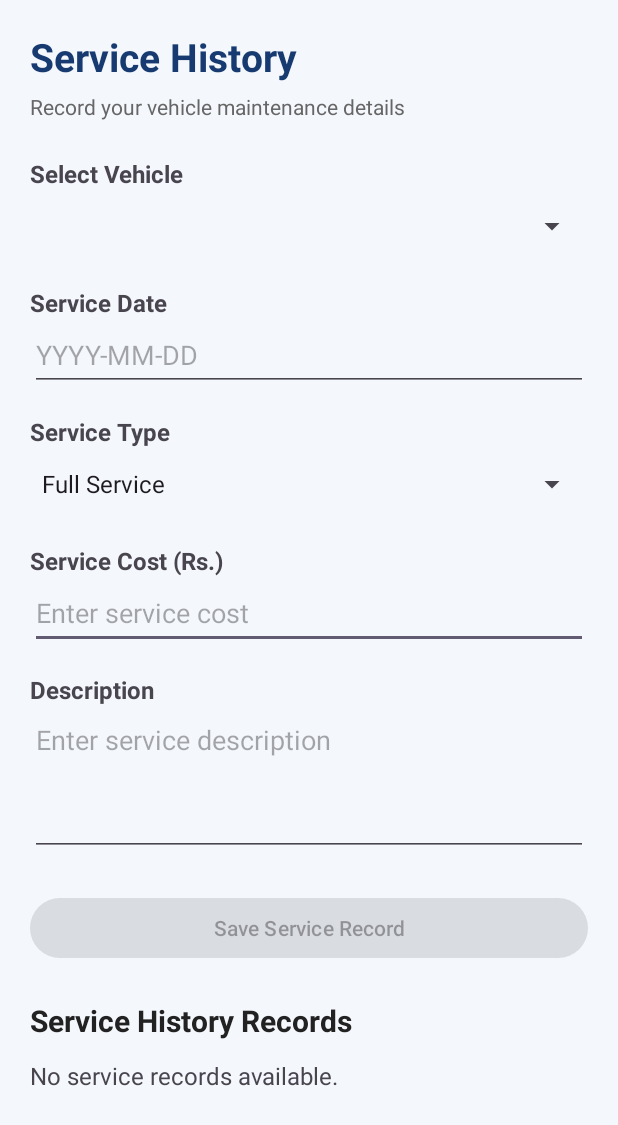
After one commit to pramodlakmuthu/VehicleCare, an Android app: the ServiceHistoryActivity screen opened directly, with no data from a screen before it, on a phone screen of 412 x 824 dp. The commit adds this screen. Shown: the top 1125 px of the screen. Run offline under Robolectric (Android 15) with nearby library versions, the phone set to English and light mode, and no system bars.

Commit message:
Add vehicle service history tracking
Add a service history screen for recording maintenance dates, types, costs, and descriptions against registered vehicles. Persist service records in SQLite and display saved records with their vehicle details.

```diff
--- a/app/src/main/AndroidManifest.xml
+++ b/app/src/main/AndroidManifest.xml
@@ -11,7 +11,9 @@
         android:roundIcon="@mipmap/ic_launcher_round"
         android:supportsRtl="true"
         android:theme="@style/Theme.Vehicle_Care">
+
         <activity android:name=".AddVehicleActivity" />
+        <activity android:name=".ServiceHistoryActivity" />
         <activity
             android:name=".MainActivity"
             android:exported="true">
--- a/app/src/main/java/com/example/vehicle_care/DatabaseHelper.java
+++ b/app/src/main/java/com/example/vehicle_care/DatabaseHelper.java
@@ -1,48 +1,76 @@
+
 package com.example.vehicle_care;
+
 import android.content.ContentValues;
 import android.content.Context;
+import android.database.Cursor;
 import android.database.sqlite.SQLiteDatabase;
 import android.database.sqlite.SQLiteOpenHelper;
-import android.database.Cursor;
+
 import java.util.ArrayList;
 
 public class DatabaseHelper extends SQLiteOpenHelper {
 
     private static final String DATABASE_NAME = "vehiclecare.db";
-    private static final int DATABASE_VERSION = 1;
+    private static final int DATABASE_VERSION = 2;
 
     private static final String TABLE_VEHICLES = "vehicles";
-
-    private static final String COLUMN_ID = "id";
-    private static final String COLUMN_CAR_NAME = "car_name";
-    private static final String COLUMN_REGISTRATION = "registration";
-    private static final String COLUMN_MODEL = "model";
-    private static final String COLUMN_YEAR = "manufacturing_year";
-    private static final String COLUMN_FUEL_TYPE = "fuel_type";
+    private static final String TABLE_SERVICES = "service_records";
 
     public DatabaseHelper(Context context) {
         super(context, DATABASE_NAME, null, DATABASE_VERSION);
     }
 
     @Override
-    public void onCreate(SQLiteDatabase db) {
-
-        String createTable = "CREATE TABLE " + TABLE_VEHICLES + " (" +
-                COLUMN_ID + " INTEGER PRIMARY KEY AUTOINCREMENT, " +
-                COLUMN_CAR_NAME + " TEXT, " +
-                COLUMN_REGISTRATION + " TEXT UNIQUE, " +
-                COLUMN_MODEL + " TEXT, " +
-                COLUMN_YEAR + " INTEGER, " +
-                COLUMN_FUEL_TYPE + " TEXT)";
-
-        db.execSQL(createTable);
+    public void onConfigure(SQLiteDatabase db) {
+        super.onConfigure(db);
+        db.setForeignKeyConstraintsEnabled(true);
     }
 
     @Override
-    public void onUpgrade(SQLiteDatabase db, int oldVersion, int newVersion) {
-        // Database upgrade logic can be added when needed.
+    public void onCreate(SQLiteDatabase db) {
+
+        String createVehiclesTable =
+                "CREATE TABLE vehicles (" +
+                        "id INTEGER PRIMARY KEY AUTOINCREMENT, " +
+                        "car_name TEXT, " +
+                        "registration TEXT UNIQUE, " +
+                        "model TEXT, " +
+                        "manufacturing_year INTEGER, " +
+                        "fuel_type TEXT)";
+
+        db.execSQL(createVehiclesTable);
+
+        createServiceTable(db);
     }
 
+    private void createServiceTable(SQLiteDatabase db) {
+
+        String createServicesTable =
+                "CREATE TABLE service_records (" +
+                        "service_id INTEGER PRIMARY KEY AUTOINCREMENT, " +
+                        "vehicle_id INTEGER, " +
+                        "service_date TEXT, " +
+                        "service_type TEXT, " +
+                        "service_cost REAL, " +
+                        "description TEXT, " +
+                        "FOREIGN KEY(vehicle_id) REFERENCES vehicles(id) " +
+                        "ON DELETE CASCADE)";
+
+        db.execSQL(createServicesTable);
+    }
+
+    @Override
+    public void onUpgrade(SQLiteDatabase db,
+                          int oldVersion,
+                          int newVersion) {
+
+        if (oldVersion < 2) {
+            createServiceTable(db);
+        }
+    }
+
+    // Insert vehicle
     public boolean insertVehicle(String carName,
                                  String registration,
                                  String model,
@@ -53,17 +81,18 @@ public class DatabaseHelper extends SQLiteOpenHelper {
 
         ContentValues values = new ContentValues();
 
-        values.put(COLUMN_CAR_NAME, carName);
-        values.put(COLUMN_REGISTRATION, registration);
-        values.put(COLUMN_MODEL, model);
-        values.put(COLUMN_YEAR, year);
-        values.put(COLUMN_FUEL_TYPE, fuelType);
+        values.put("car_name", carName);
+        values.put("registration", registration);
+        values.put("model", model);
+        values.put("manufacturing_year", year);
+        values.put("fuel_type", fuelType);
 
         long result = db.insert(TABLE_VEHICLES, null, values);
 
         return result != -1;
     }
 
+    // Get all vehicles for dashboard
     public ArrayList<String> getAllVehicles() {
 
         ArrayList<String> vehicleList = new ArrayList<>();
@@ -100,4 +129,120 @@ public class DatabaseHelper extends SQLiteOpenHelper {
         return vehicleList;
     }
 
+    // Get vehicle names for service screen
+    public ArrayList<String> getVehicleNames() {
+
+        ArrayList<String> vehicleNames = new ArrayList<>();
+
+        SQLiteDatabase db = this.getReadableDatabase();
+
+        Cursor cursor = db.rawQuery(
+                "SELECT car_name, registration FROM vehicles ORDER BY id DESC",
+                null
+        );
+
+        if (cursor.moveToFirst()) {
+            do {
+                String name = cursor.getString(0);
+                String registration = cursor.getString(1);
+
+                vehicleNames.add(name + " - " + registration);
+
+            } while (cursor.moveToNext());
+        }
+
+        cursor.close();
+
+        return vehicleNames;
+    }
+
+    // Get vehicle IDs
+    public ArrayList<Integer> getVehicleIds() {
+
+        ArrayList<Integer> vehicleIds = new ArrayList<>();
+
+        SQLiteDatabase db = this.getReadableDatabase();
+
+        Cursor cursor = db.rawQuery(
+                "SELECT id FROM vehicles ORDER BY id DESC",
+                null
+        );
+
+        if (cursor.moveToFirst()) {
+            do {
+                vehicleIds.add(cursor.getInt(0));
+            } while (cursor.moveToNext());
+        }
+
+        cursor.close();
+
+        return vehicleIds;
+    }
+
+    // Insert service record
+    public boolean insertService(int vehicleId,
+                                 String serviceDate,
+                                 String serviceType,
+                                 double serviceCost,
+                                 String description) {
+
+        SQLiteDatabase db = this.getWritableDatabase();
+
+        ContentValues values = new ContentValues();
+
+        values.put("vehicle_id", vehicleId);
+        values.put("service_date", serviceDate);
+        values.put("service_type", serviceType);
+        values.put("service_cost", serviceCost);
+        values.put("description", description);
+
+        long result = db.insert(TABLE_SERVICES, null, values);
+
+        return result != -1;
+    }
+    // Get all service records
+    public ArrayList<String> getAllServiceRecords() {
+
+        ArrayList<String> serviceList = new ArrayList<>();
+
+        SQLiteDatabase db = this.getReadableDatabase();
+
+        Cursor cursor = db.rawQuery(
+                "SELECT vehicles.car_name, vehicles.registration, " +
+                        "service_records.service_date, " +
+                        "service_records.service_type, " +
+                        "service_records.service_cost, " +
+                        "service_records.description " +
+                        "FROM service_records " +
+                        "INNER JOIN vehicles " +
+                        "ON service_records.vehicle_id = vehicles.id " +
+                        "ORDER BY service_records.service_id DESC",
+                null
+        );
+
+        if (cursor.moveToFirst()) {
+            do {
+                String carName = cursor.getString(0);
+                String registration = cursor.getString(1);
+                String date = cursor.getString(2);
+                String type = cursor.getString(3);
+                String cost = cursor.getString(4);
+                String description = cursor.getString(5);
+
+                String serviceDetails =
+                        carName + " (" + registration + ")\n" +
+                                "Date: " + date + "\n" +
+                                "Service: " + type + "\n" +
+                                "Cost: " + cost + "\n" +
+                                "Description: " + description;
+
+                serviceList.add(serviceDetails);
+
+            } while (cursor.moveToNext());
+        }
+
+        cursor.close();
+
+        return serviceList;
+    }
 }
--- /dev/null
+++ b/app/src/main/java/com/example/vehicle_care/ServiceHistoryActivity.java
@@ -0,0 +1,272 @@
+
+package com.example.vehicle_care;
+
+import android.app.DatePickerDialog;
+import android.os.Bundle;
+import android.widget.ArrayAdapter;
+import android.widget.Button;
+import android.widget.EditText;
+import android.widget.Spinner;
+import android.widget.Toast;
+import android.widget.LinearLayout;
+import android.widget.TextView;
+
+import androidx.appcompat.app.AppCompatActivity;
+
+import java.util.ArrayList;
+import java.util.Calendar;
+
+public class ServiceHistoryActivity extends AppCompatActivity {
+
+    Spinner spServiceVehicle, spServiceType;
+    EditText etServiceDate, etServiceCost, etServiceDescription;
+    Button btnSaveService;
+
+    DatabaseHelper databaseHelper;
+
+    ArrayList<Integer> vehicleIds;
+
+    @Override
+    protected void onCreate(Bundle savedInstanceState) {
+        super.onCreate(savedInstanceState);
+        setContentView(R.layout.activity_service_history);
+
+        // Connect XML components
+        spServiceVehicle = findViewById(R.id.spServiceVehicle);
+        spServiceType = findViewById(R.id.spServiceType);
+        etServiceDate = findViewById(R.id.etServiceDate);
+        etServiceCost = findViewById(R.id.etServiceCost);
+        etServiceDescription =
+                findViewById(R.id.etServiceDescription);
+
+        btnSaveService = findViewById(R.id.btnSaveService);
+
+        databaseHelper = new DatabaseHelper(this);
+        displayServiceRecords();
+
+        // Load registered vehicles
+        loadVehicles();
+
+        // Load service types
+        loadServiceTypes();
+
+        // Select service date
+        etServiceDate.setOnClickListener(v -> showDatePicker());
+
+        // Save service record
+        btnSaveService.setOnClickListener(v -> saveService());
+    }
+
+    private void loadVehicles() {
+
+        ArrayList<String> vehicleNames =
+                databaseHelper.getVehicleNames();
+
+        vehicleIds = databaseHelper.getVehicleIds();
+
+        ArrayAdapter<String> adapter = new ArrayAdapter<>(
+                this,
+                android.R.layout.simple_spinner_item,
+                vehicleNames
+        );
+
+        adapter.setDropDownViewResource(
+                android.R.layout.simple_spinner_dropdown_item
+        );
+
+        spServiceVehicle.setAdapter(adapter);
+
+        if (vehicleNames.isEmpty()) {
+            btnSaveService.setEnabled(false);
+
+            Toast.makeText(this,
+                    "Please add a vehicle first.",
+                    Toast.LENGTH_LONG).show();
+        }
+    }
+
+    private void loadServiceTypes() {
+
+        String[] serviceTypes = {
+                "Full Service",
+                "Oil Change",
+                "Repair",
+                "Tire Replacement",
+                "Brake Service",
+                "Other"
+        };
+
+        ArrayAdapter<String> adapter = new ArrayAdapter<>(
+                this,
+                android.R.layout.simple_spinner_item,
+                serviceTypes
+        );
+
+        adapter.setDropDownViewResource(
+                android.R.layout.simple_spinner_dropdown_item
+        );
+
+        spServiceType.setAdapter(adapter);
+    }
+
+    private void showDatePicker() {
+
+        Calendar calendar = Calendar.getInstance();
+
+        int year = calendar.get(Calendar.YEAR);
+        int month = calendar.get(Calendar.MONTH);
+        int day = calendar.get(Calendar.DAY_OF_MONTH);
+
+        DatePickerDialog datePickerDialog =
+                new DatePickerDialog(
+                        this,
+                        (view, selectedYear,
+                         selectedMonth, selectedDay) -> {
+
+                            String date = String.format(
+                                    java.util.Locale.US,
+                                    "%04d-%02d-%02d",
+                                    selectedYear,
+                                    selectedMonth + 1,
+                                    selectedDay
+                            );
+
+                            etServiceDate.setText(date);
+                        },
+                        year,
+                        month,
+                        day
+                );
+
+        datePickerDialog.show();
+    }
+
+    private void saveService() {
+
+        if (vehicleIds.isEmpty()) {
+            Toast.makeText(this,
+                    "Please add a vehicle first.",
+                    Toast.LENGTH_SHORT).show();
+            return;
+        }
+
+        String serviceDate =
+                etServiceDate.getText().toString().trim();
+
+        String serviceCostText =
+                etServiceCost.getText().toString().trim();
+
+        String description =
+                etServiceDescription.getText().toString().trim();
+
+        String serviceType =
+                spServiceType.getSelectedItem().toString();
+
+        if (serviceDate.isEmpty() || serviceCostText.isEmpty()) {
+
+            Toast.makeText(this,
+                    "Please enter service date and cost.",
+                    Toast.LENGTH_SHORT).show();
+            return;
+        }
+
+        double serviceCost;
+
+        try {
+            serviceCost = Double.parseDouble(serviceCostText);
+
+            if (!Double.isFinite(serviceCost) || serviceCost < 0) {
+                Toast.makeText(this,
+                        "Please enter a valid service cost.",
+                        Toast.LENGTH_SHORT).show();
+                return;
+            }
+
+        } catch (NumberFormatException e) {
+
+            Toast.makeText(this,
+                    "Invalid service cost.",
+                    Toast.LENGTH_SHORT).show();
+            return;
+        }
+
+        int selectedPosition =
+                spServiceVehicle.getSelectedItemPosition();
+
+        if (selectedPosition < 0 ||
+                selectedPosition >= vehicleIds.size()) {
+            Toast.makeText(this,
+                    "Please select a vehicle.",
+                    Toast.LENGTH_SHORT).show();
+            return;
+        }
+
+        int vehicleId = vehicleIds.get(selectedPosition);
+
+        boolean isInserted = databaseHelper.insertService(
+                vehicleId,
+                serviceDate,
+                serviceType,
+                serviceCost,
+                description
+        );
+
+        if (isInserted) {
+
+            Toast.makeText(this,
+                    "Service record saved successfully!",
+                    Toast.LENGTH_SHORT).show();
+
+            finish();
+
+        } else {
+
+            Toast.makeText(this,
+                    "Unable to save service record.",
+                    Toast.LENGTH_SHORT).show();
+        }
+    }
+    private void displayServiceRecords() {
+
+        LinearLayout serviceHistoryContainer =
+                findViewById(R.id.serviceHistoryContainer);
+
+        serviceHistoryContainer.removeAllViews();
+
+        ArrayList<String> serviceRecords =
+                databaseHelper.getAllServiceRecords();
+
+        if (serviceRecords.isEmpty()) {
+
+            TextView emptyMessage = new TextView(this);
+            emptyMessage.setText("No service records available.");
+            emptyMessage.setTextSize(16);
+
+            serviceHistoryContainer.addView(emptyMessage);
+
+        } else {
+
+            for (String record : serviceRecords) {
+
+                TextView recordText = new TextView(this);
+
+                recordText.setText(record);
+                recordText.setTextSize(16);
+                recordText.setPadding(20, 20, 20, 20);
+                recordText.setBackgroundResource(
+                        android.R.drawable.dialog_holo_light_frame
+                );
+
+                LinearLayout.LayoutParams params =
+                        new LinearLayout.LayoutParams(
+                                LinearLayout.LayoutParams.MATCH_PARENT,
+                                LinearLayout.LayoutParams.WRAP_CONTENT
+                        );
+
+                params.setMargins(0, 8, 0, 8);
+
+                serviceHistoryContainer.addView(recordText, params);
+            }
+        }
+    }
+}
--- a/app/src/main/res/layout/activity_main.xml
+++ b/app/src/main/res/layout/activity_main.xml
@@ -72,6 +72,7 @@
 
         <!-- Service History -->
         <LinearLayout
+            android:id="@+id/btnServiceHistory"
             android:layout_width="match_parent"
             android:layout_height="wrap_content"
             android:layout_marginTop="18dp"
@@ -79,6 +80,7 @@
             android:elevation="3dp"
             android:orientation="vertical"
             android:padding="18dp">
+
 
             <TextView
                 android:layout_width="wrap_content"
--- /dev/null
+++ b/app/src/main/res/layout/activity_service_history.xml
@@ -0,0 +1,146 @@
+
+<ScrollView xmlns:android="http://schemas.android.com/apk/res/android"
+    android:layout_width="match_parent"
+    android:layout_height="match_parent"
+    android:background="#F4F7FC"
+    android:fillViewport="true">
+
+    <LinearLayout
+        android:layout_width="match_parent"
+        android:layout_height="wrap_content"
+        android:orientation="vertical"
+        android:padding="20dp">
+
+        <!-- Application Title -->
+        <TextView
+            android:layout_width="wrap_content"
+            android:layout_height="wrap_content"
+            android:text="Service History"
+            android:textColor="#173B70"
+            android:textSize="26sp"
+            android:textStyle="bold" />
+
+        <!-- Welcome Message -->
+        <TextView
+            android:layout_width="wrap_content"
+            android:layout_height="wrap_content"
+            android:layout_marginTop="6dp"
+            android:text="Record your vehicle maintenance details"
+            android:textColor="#666666"
+            android:textSize="14sp" />
+
+        <!-- Select Vehicle -->
+        <TextView
+            android:layout_width="wrap_content"
+            android:layout_height="wrap_content"
+            android:layout_marginTop="24dp"
+            android:text="Select Vehicle"
+            android:textSize="16sp"
+            android:textStyle="bold" />
+
+        <Spinner
+            android:id="@+id/spServiceVehicle"
+            android:layout_width="match_parent"
+            android:layout_height="wrap_content"
+            android:minHeight="48dp" />
+
+        <!-- Service Date -->
+        <TextView
+            android:layout_width="wrap_content"
+            android:layout_height="wrap_content"
+            android:layout_marginTop="16dp"
+            android:text="Service Date"
+            android:textSize="16sp"
+            android:textStyle="bold" />
+
+        <EditText
+            android:id="@+id/etServiceDate"
+            android:layout_width="match_parent"
+            android:layout_height="wrap_content"
+            android:minHeight="48dp"
+            android:hint="YYYY-MM-DD"
+            android:inputType="date"
+            android:focusable="false"
+            android:clickable="true"
+            android:importantForAutofill="no" />
+
+        <!-- Service Type -->
+        <TextView
+            android:layout_width="wrap_content"
+            android:layout_height="wrap_content"
+            android:layout_marginTop="16dp"
+            android:text="Service Type"
+            android:textSize="16sp"
+            android:textStyle="bold" />
+
+        <Spinner
+            android:id="@+id/spServiceType"
+            android:layout_width="match_parent"
+            android:layout_height="wrap_content"
+            android:minHeight="48dp" />
+
+        <!-- Service Cost -->
+        <TextView
+            android:layout_width="wrap_content"
+            android:layout_height="wrap_content"
+            android:layout_marginTop="16dp"
+            android:text="Service Cost (Rs.)"
+            android:textSize="16sp"
+            android:textStyle="bold" />
+
+        <EditText
+            android:id="@+id/etServiceCost"
+            android:layout_width="match_parent"
+            android:layout_height="wrap_content"
+            android:hint="Enter service cost"
+            android:inputType="numberDecimal"
+            android:minHeight="48dp" />
+
+        <!-- Description -->
+        <TextView
+            android:layout_width="wrap_content"
+            android:layout_height="wrap_content"
+            android:layout_marginTop="16dp"
+            android:text="Description"
+            android:textSize="16sp"
+            android:textStyle="bold" />
+
+        <EditText
+            android:id="@+id/etServiceDescription"
+            android:layout_width="match_parent"
+            android:layout_height="wrap_content"
+            android:hint="@string/service_description_hint"
+            android:gravity="top"
+            android:minHeight="100dp"
+            android:minLines="3"
+            android:inputType="textMultiLine"
+            android:textColor="#222222"
+            android:importantForAutofill="no" />
+
+        <!-- Save Button -->
+        <Button
+            android:id="@+id/btnSaveService"
+            android:layout_width="match_parent"
+            android:layout_height="wrap_content"
+            android:layout_marginTop="24dp"
+            android:minHeight="48dp"
+            android:text="Save Service Record" />
+        <TextView
+            android:layout_width="match_parent"
+            android:layout_height="wrap_content"
+            android:text="Service History Records"
+            android:textSize="20sp"
+            android:textStyle="bold"
+            android:textColor="#222222"
+            android:layout_marginTop="24dp"
+            android:layout_marginBottom="12dp" />
+
+        <LinearLayout
+            android:id="@+id/serviceHistoryContainer"
+            android:layout_width="match_parent"
+            android:layout_height="wrap_content"
+            android:orientation="vertical" />
+
+    </LinearLayout>
+
+</ScrollView>
--- a/app/src/main/res/values/strings.xml
+++ b/app/src/main/res/values/strings.xml
@@ -1,3 +1,4 @@
 <resources>
     <string name="app_name">Vehicle_Care</string>
+    <string name="service_description_hint">Enter service description</string>
 </resources>
```
Also changed, not shown: app/src/main/java/com/example/vehicle_care/MainActivity.java (+14 -0 lines).
